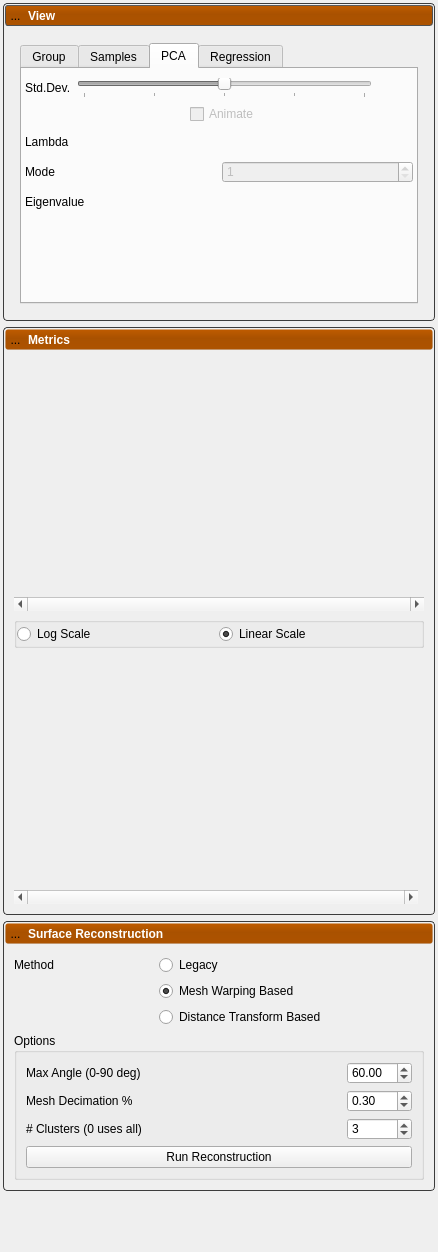
Above: Studio/src/Application/Analysis/AnalysisTool.ui from SCIInstitute/ShapeWorks before the change. Below: the same form after it.
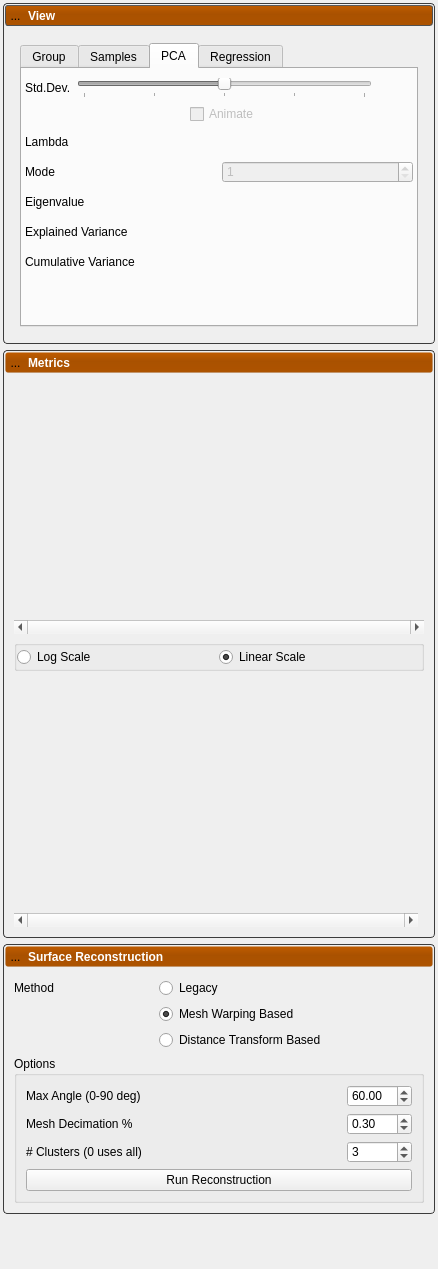
That is the form after the change. Icons and pictures are not drawn. Custom widgets are drawn as their Qt base class.

Commit message: Add current mode explained variance and cumulative explained variance to text display.

Diff of the .ui file:
```diff
--- a/Studio/src/Application/Analysis/AnalysisTool.ui
+++ b/Studio/src/Application/Analysis/AnalysisTool.ui
@@ -7,7 +7,7 @@
     <x>0</x>
     <y>0</y>
     <width>438</width>
-    <height>1252</height>
+    <height>1269</height>
    </rect>
   </property>
   <property name="windowTitle">
@@ -826,6 +826,19 @@
                 <property name="rightMargin">
                  <number>3</number>
                 </property>
+                <item row="2" column="0">
+                 <spacer name="verticalSpacer_2">
+                  <property name="orientation">
+                   <enum>Qt::Vertical</enum>
+                  </property>
+                  <property name="sizeHint" stdset="0">
+                   <size>
+                    <width>20</width>
+                    <height>40</height>
+                   </size>
+                  </property>
+                 </spacer>
+                </item>
                 <item row="0" column="0">
                  <widget class="QWidget" name="pcaContent" native="true">
                   <layout class="QVBoxLayout" name="verticalLayout_22">
@@ -989,26 +1002,6 @@
                        </property>
                       </widget>
                      </item>
-                     <item row="0" column="0">
-                      <widget class="QLabel" name="label_9">
-                       <property name="minimumSize">
-                        <size>
-                         <width>0</width>
-                         <height>24</height>
-                        </size>
-                       </property>
-                       <property name="text">
-                        <string>Lambda</string>
-                       </property>
-                      </widget>
-                     </item>
-                     <item row="2" column="1">
-                      <widget class="QLabel" name="pcaEigenValueLabel">
-                       <property name="text">
-                        <string/>
-                       </property>
-                      </widget>
-                     </item>
                      <item row="1" column="1">
                       <widget class="QSpinBox" name="pcaModeSpinBox">
                        <property name="enabled">
@@ -1045,24 +1038,71 @@
                        </property>
                       </widget>
                      </item>
+                     <item row="4" column="0">
+                      <widget class="QLabel" name="label_13">
+                       <property name="minimumSize">
+                        <size>
+                         <width>0</width>
+                         <height>24</height>
+                        </size>
+                       </property>
+                       <property name="text">
+                        <string>Cumulative Variance</string>
+                       </property>
+                      </widget>
+                     </item>
+                     <item row="0" column="0">
+                      <widget class="QLabel" name="label_9">
+                       <property name="minimumSize">
+                        <size>
+                         <width>0</width>
+                         <height>24</height>
+                        </size>
+                       </property>
+                       <property name="text">
+                        <string>Lambda</string>
+                       </property>
+                      </widget>
+                     </item>
+                     <item row="3" column="0">
+                      <widget class="QLabel" name="label_12">
+                       <property name="minimumSize">
+                        <size>
+                         <width>0</width>
+                         <height>24</height>
+                        </size>
+                       </property>
+                       <property name="text">
+                        <string>Explained Variance</string>
+                       </property>
+                      </widget>
+                     </item>
+                     <item row="2" column="1">
+                      <widget class="QLabel" name="pcaEigenValueLabel">
+                       <property name="text">
+                        <string/>
+                       </property>
+                      </widget>
+                     </item>
+                     <item row="3" column="1">
+                      <widget class="QLabel" name="explained_variance">
+                       <property name="text">
+                        <string/>
+                       </property>
+                      </widget>
+                     </item>
+                     <item row="4" column="1">
+                      <widget class="QLabel" name="cumulative_explained_variance">
+                       <property name="text">
+                        <string/>
+                       </property>
+                      </widget>
+                     </item>
                     </layout>
                    </item>
                   </layout>
                  </widget>
                 </item>
-                <item row="1" column="0">
-                 <spacer name="verticalSpacer_2">
-                  <property name="orientation">
-                   <enum>Qt::Vertical</enum>
-                  </property>
-                  <property name="sizeHint" stdset="0">
-                   <size>
-                    <width>20</width>
-                    <height>40</height>
-                   </size>
-                  </property>
-                 </spacer>
-                </item>
                </layout>
               </widget>
               <widget class="QWidget" name="regression_tab">
```
The commit also changes 1 other file.
